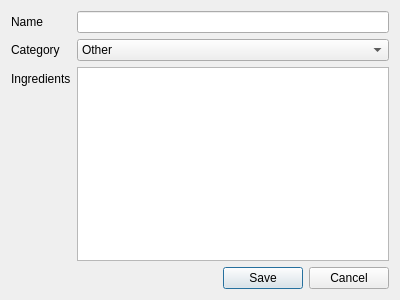
Before: the Qt Designer form Ui_Files/EditMealDialog.ui in mfiejtek/MealGambler, drawn with Qt 5.
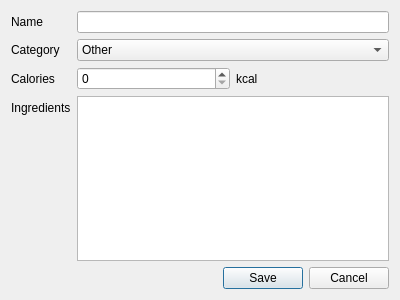
After: the same form once the commit is applied.

Commit message: centered window

Patch:
```diff
--- a/Ui_Files/EditMealDialog.ui
+++ b/Ui_Files/EditMealDialog.ui
@@ -63,13 +63,34 @@
       </widget>
      </item>
      <item row="2" column="0">
+      <widget class="QLabel" name="caloriesLabel">
+       <property name="text">
+        <string>Calories</string>
+       </property>
+      </widget>
+     </item>
+     <item row="2" column="1">
+      <layout class="QHBoxLayout" name="horizontalLayout">
+       <item>
+        <widget class="QSpinBox" name="caloriesSpinBox"/>
+       </item>
+       <item>
+        <widget class="QLabel" name="kcalLabel">
+         <property name="text">
+          <string>kcal</string>
+         </property>
+        </widget>
+       </item>
+      </layout>
+     </item>
+     <item row="3" column="0">
       <widget class="QLabel" name="ingredientsLabel">
        <property name="text">
         <string>Ingredients</string>
        </property>
       </widget>
      </item>
-     <item row="2" column="1">
+     <item row="3" column="1">
       <widget class="QPlainTextEdit" name="ingredientsPlainTextEdit"/>
      </item>
     </layout>
```
The commit also changes 5 other files.
